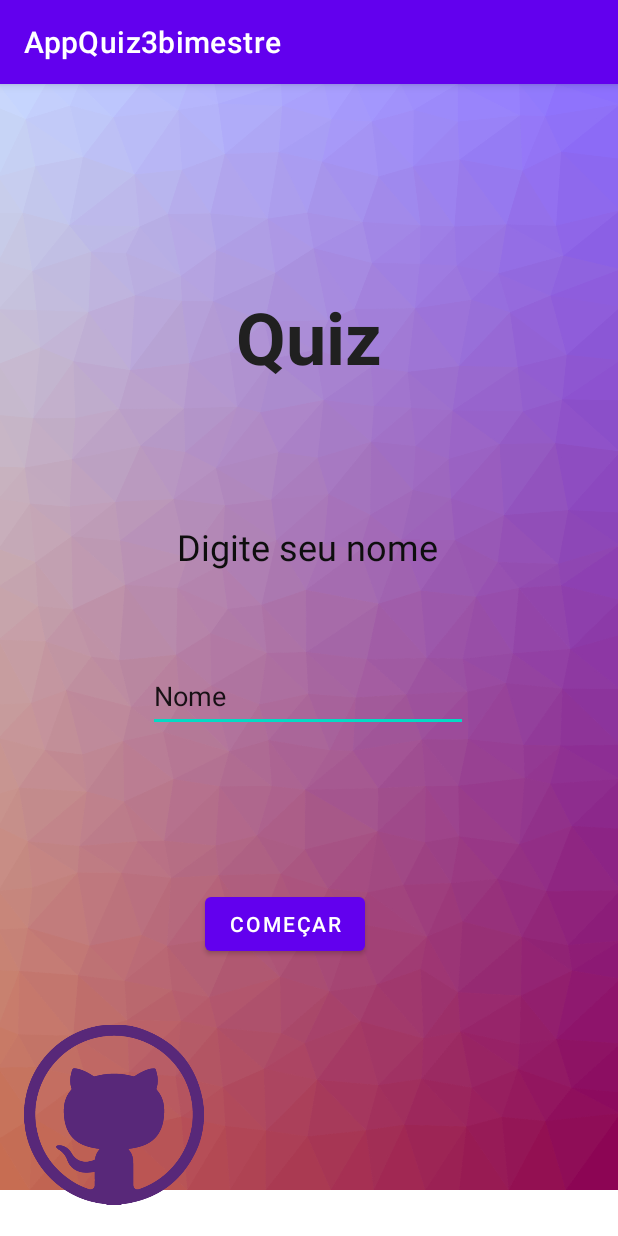
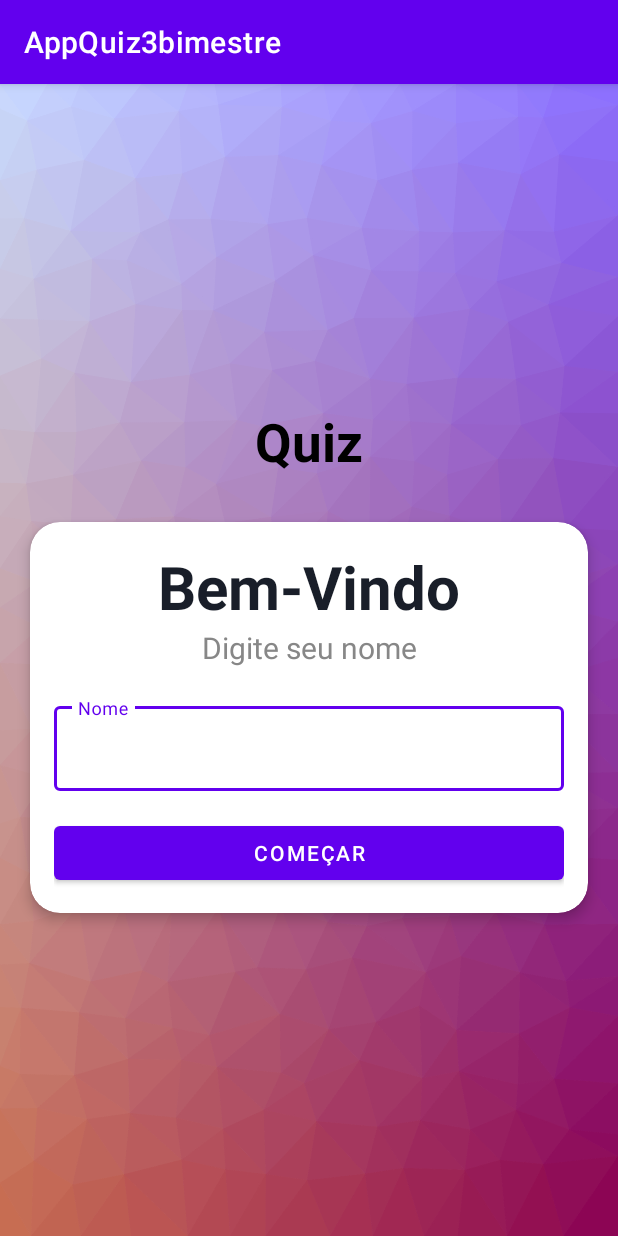
Before and after one commit to deogos/AppQuiz3bimestre, an Android app: the screen it shows after launch (MainActivity), on a phone screen of 412 x 824 dp. Run offline under Robolectric (Android 15) with nearby library versions, the phone set to English and light mode, and no system bars.

Commit message:
Grandes mudanças activiy main
- Adição de um novo tipo de layout.
- Adição do cardview

```diff
--- a/app/build.gradle
+++ b/app/build.gradle
@@ -32,6 +32,7 @@ dependencies {
     implementation 'androidx.appcompat:appcompat:1.5.0'
     implementation 'com.google.android.material:material:1.6.1'
     implementation 'androidx.constraintlayout:constraintlayout:2.1.4'
+    implementation'com.google.android.material:material:1.6.1'
     testImplementation 'junit:junit:4.13.2'
     androidTestImplementation 'androidx.test.ext:junit:1.1.3'
     androidTestImplementation 'androidx.test.espresso:espresso-core:3.4.0'
--- a/app/src/main/AndroidManifest.xml
+++ b/app/src/main/AndroidManifest.xml
@@ -18,7 +18,9 @@
             android:exported="false" />
         <activity
             android:name=".MainActivity"
-            android:exported="true">
+            android:exported="true"
+            android:windowSoftInputMode="adjustResize">
+
             <intent-filter>
                 <action android:name="android.intent.action.MAIN" />
 
--- a/app/src/main/res/layout/activity_main.xml
+++ b/app/src/main/res/layout/activity_main.xml
@@ -1,84 +1,88 @@
 <?xml version="1.0" encoding="utf-8"?>
-<androidx.constraintlayout.widget.ConstraintLayout xmlns:android="http://schemas.android.com/apk/res/android"
+<LinearLayout xmlns:android="http://schemas.android.com/apk/res/android"
     xmlns:app="http://schemas.android.com/apk/res-auto"
     xmlns:tools="http://schemas.android.com/tools"
     android:layout_width="match_parent"
     android:layout_height="match_parent"
+    android:gravity="center"
+    android:orientation="vertical"
+    android:background="@drawable/bg_home"
     tools:context=".MainActivity">
 
-    <ImageView
-        android:id="@+id/bgImage"
-        android:layout_width="430dp"
-        android:layout_height="737dp"
-        app:layout_constraintEnd_toEndOf="parent"
-        app:layout_constraintHorizontal_bias="0.526"
-        app:layout_constraintStart_toStartOf="parent"
-        app:layout_constraintTop_toTopOf="parent"
-        app:srcCompat="@drawable/bg_home" />
+    <TextView
+        android:id="@+id/tv_quiz_home"
+        android:layout_width="match_parent"
+        android:layout_height="wrap_content"
+        android:layout_marginBottom="30dp"
+        android:gravity="center"
+        android:text="@string/tv_quiz_home"
+        android:textColor="@color/black"
+        android:textSize="35sp"
+        android:textStyle="bold" />
+
+    <androidx.cardview.widget.CardView
+        android:layout_width="match_parent"
+        android:layout_height="wrap_content"
+        android:layout_marginStart="20dp"
+        android:layout_marginEnd="20dp"
+        android:background="@color/white"
+        app:cardCornerRadius="20dp"
+        app:cardElevation="5dp"
+        >
+
+        <LinearLayout
+            android:layout_width="match_parent"
+            android:layout_height="wrap_content"
+            android:orientation="vertical"
+            android:padding="16dp">
+
+            <TextView
+                android:id="@+id/tv_welcome_home"
+                android:layout_width="match_parent"
+                android:layout_height="wrap_content"
+                android:gravity="center"
+                android:text="@string/tv_welcome_home"
+                android:textColor="#191E29"
+                android:textSize="40sp"
+                android:textStyle="bold" />
+
+            <TextView
+                android:id="@+id/insertName_home"
+                android:layout_width="match_parent"
+                android:layout_height="wrap_content"
+                android:gravity="center"
+                android:text="@string/insertName_home"
+                android:textColor="#878787"
+                android:textSize="20sp" />
+
+            <com.google.android.material.textfield.TextInputLayout
+                style="@style/Widget.MaterialComponents.TextInputLayout.OutlinedBox"
+                android:layout_width="match_parent"
+                android:layout_height="wrap_content"
+                android:layout_marginTop="20dp">
 
 
-    <TextView
-        android:id="@+id/quiz_text_home"
-        android:layout_width="wrap_content"
-        android:layout_height="wrap_content"
-        android:layout_marginTop="136dp"
-        android:text="@string/quiz_text_home"
-        android:textColor="#202020"
-        android:textSize="48sp"
-        android:textStyle="bold"
-        app:layout_constraintEnd_toEndOf="parent"
-        app:layout_constraintStart_toStartOf="parent"
-        app:layout_constraintTop_toTopOf="@+id/bgImage" />
+                <androidx.appcompat.widget.AppCompatEditText
+                    android:layout_width="match_parent"
+                    android:layout_height="wrap_content"
+                    android:hint="Nome"
+                    android:minHeight="48dp"
+                    tools:ignore="SpeakableTextPresentCheck" />
 
-    <EditText
-        android:id="@+id/insertName_home"
-        android:layout_width="wrap_content"
-        android:layout_height="wrap_content"
-        android:layout_marginTop="384dp"
-        android:autofillHints=""
-        android:ems="10"
-        android:inputType="textPersonName"
-        android:minHeight="48dp"
-        android:text="@string/insertName_home"
-        app:layout_constraintEnd_toEndOf="parent"
-        app:layout_constraintHorizontal_bias="0.497"
-        app:layout_constraintStart_toStartOf="parent"
-        app:layout_constraintTop_toTopOf="parent" />
+            </com.google.android.material.textfield.TextInputLayout>
 
-    <TextView
-        android:id="@+id/typeName_home"
-        android:layout_width="wrap_content"
-        android:layout_height="wrap_content"
-        android:layout_marginTop="292dp"
-        android:text="@string/typeName_home"
-        android:textColor="#0E0E0E"
-        android:textSize="24sp"
-        app:layout_constraintEnd_toEndOf="parent"
-        app:layout_constraintHorizontal_bias="0.497"
-        app:layout_constraintStart_toStartOf="parent"
-        app:layout_constraintTop_toTopOf="parent" />
+            <Button
+                android:id="@+id/btn_home"
+                android:layout_width="match_parent"
+                android:layout_height="wrap_content"
+                android:layout_marginTop="17dp"
+                android:textColor="@color/white"
+                android:text="@string/btn_home">
 
-    <ImageView
-        android:id="@+id/github_intent"
-        android:layout_width="120dp"
-        android:layout_height="162dp"
-        app:layout_constraintBottom_toBottomOf="parent"
-        app:layout_constraintEnd_toEndOf="parent"
-        app:layout_constraintHorizontal_bias="0.054"
-        app:layout_constraintStart_toStartOf="parent"
-        app:srcCompat="@drawable/github_logo_home"
-        tools:ignore="ImageContrastCheck" />
+            </Button>
 
-    <Button
-        android:id="@+id/btn_home"
-        android:layout_width="wrap_content"
-        android:layout_height="wrap_content"
-        android:layout_marginBottom="184dp"
-        android:text="@string/btn_home"
-        app:layout_constraintBottom_toBottomOf="parent"
-        app:layout_constraintEnd_toEndOf="parent"
-        app:layout_constraintHorizontal_bias="0.447"
-        app:layout_constraintStart_toStartOf="parent" />
+        </LinearLayout>
 
+    </androidx.cardview.widget.CardView>
 
-</androidx.constraintlayout.widget.ConstraintLayout>
+</LinearLayout>
--- a/app/src/main/res/values/strings.xml
+++ b/app/src/main/res/values/strings.xml
@@ -1,8 +1,9 @@
 <resources>
     <string name="app_name">AppQuiz3bimestre</string>
 
-    <string name="quiz_text_home">Quiz</string>
-    <string name="insertName_home">Nome</string>
+    <string name="tv_quiz_home">Quiz</string>
+    <string name="tv_welcome_home">Bem-Vindo</string>
+    <string name="insertName_home">Digite seu nome</string>
     <string name="typeName_home">Digite seu nome</string>
     <string name="btn_home">Começar</string>
 
```
